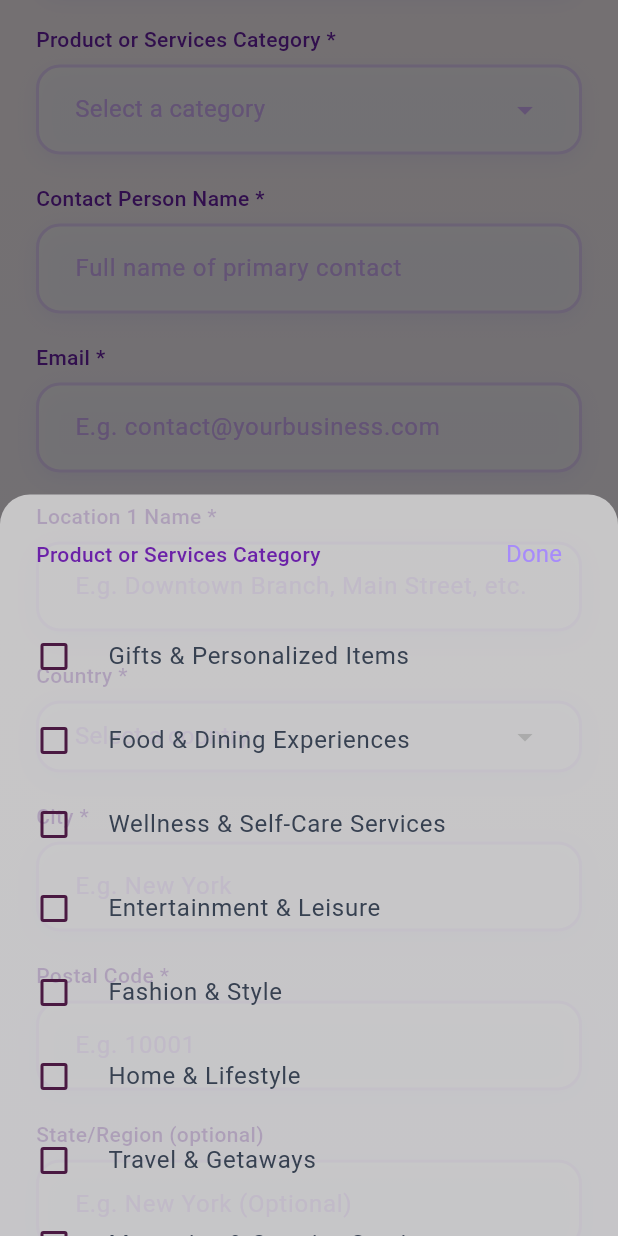
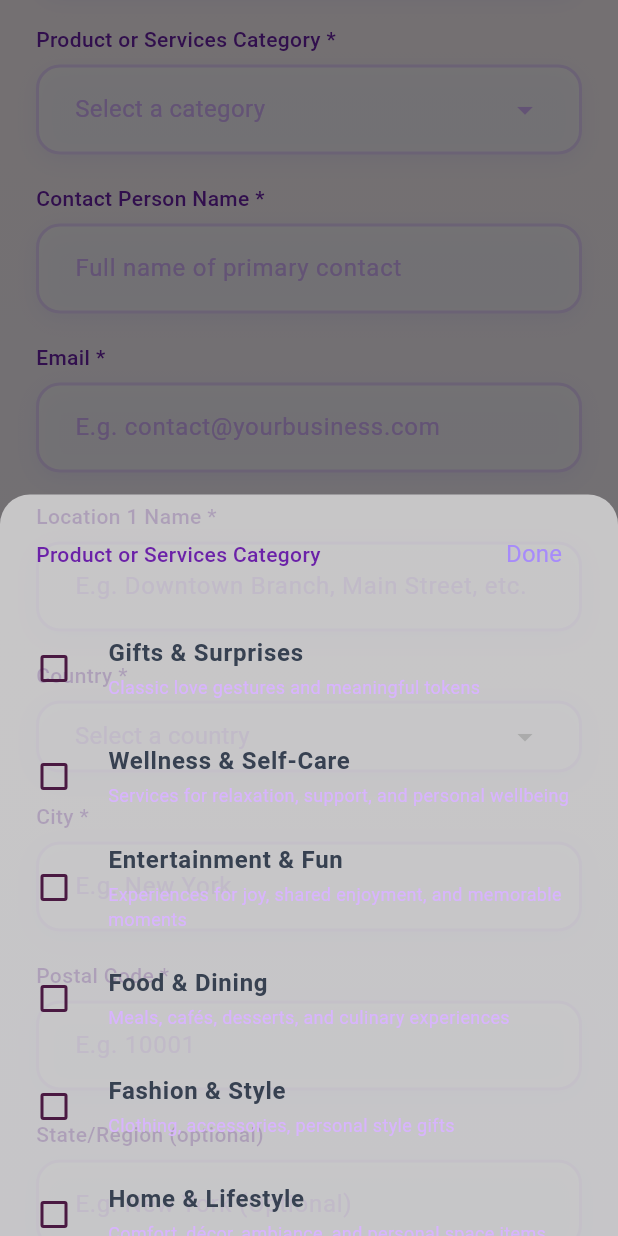
Before and after one commit to attoexasol/CherishAI, a Flutter app: the BusinessInformationScreen screen opened by its route, scrolled down 576 dp, after a tap on "Select a category", on a phone screen of 412 x 824 dp. Run offline on Flutter 3.47's test engine with Material 3 defaults, Android fonts, the phone set to English and light mode, and no system bars; our stand-ins replace flutter_svg, get, image_picker, share_plus; network calls fail; Roboto replaces fonts that are missing (system-ui).

Commit message:
Business UI Fixed

```diff
--- /dev/null
+++ b/lib/core/constants/business_service_categories.dart
@@ -0,0 +1,29 @@
+// lib/core/constants/business_service_categories.dart
+// Single source of truth for Product or Services Category options.
+// Used by: Business Location (multi-select), Business Information (multi-select), Add Product/Service (single-select).
+
+/// Master category list (16 categories) in exact client order. Use for both
+/// business location multi-select and product single-select dropdown.
+/// Each map: value (id for storage), label (display), description.
+const List<Map<String, String>> kBusinessServiceCategories = [
+  {'value': 'gifts_surprises', 'label': 'Gifts & Surprises', 'description': 'Classic love gestures and meaningful tokens'},
+  {'value': 'wellness_self_care', 'label': 'Wellness & Self-Care', 'description': 'Services for relaxation, support, and personal wellbeing'},
+  {'value': 'entertainment_fun', 'label': 'Entertainment & Fun', 'description': 'Experiences for joy, shared enjoyment, and memorable moments'},
+  {'value': 'food_dining', 'label': 'Food & Dining', 'description': 'Meals, cafés, desserts, and culinary experiences'},
+  {'value': 'fashion_style', 'label': 'Fashion & Style', 'description': 'Clothing, accessories, personal style gifts'},
+  {'value': 'home_lifestyle', 'label': 'Home & Lifestyle', 'description': 'Comfort, décor, ambiance, and personal space items'},
+  {'value': 'travel_experiences', 'label': 'Travel & Experiences', 'description': 'Getaways, experiences, and shared adventures'},
+  {'value': 'memories_keepsakes', 'label': 'Memories & Keepsakes', 'description': 'Photography, printing, memory preservation, keepsakes'},
+  {'value': 'creativity_personal_expression', 'label': 'Creativity & Personal Expression', 'description': 'Art, craft, writing, music, personal expression tools'},
+  {'value': 'growth_learning', 'label': 'Growth & Learning', 'description': 'Courses, workshops, skill development, self-growth'},
+  {'value': 'family_kids', 'label': 'Family & Kids', 'description': 'Toys, family experiences, parenting support, child-focused gifts'},
+  {'value': 'health_fitness', 'label': 'Health & Fitness', 'description': 'Fitness classes, personal training, active wellness services'},
+  {'value': 'beauty_grooming', 'label': 'Beauty & Grooming', 'description': 'Salons, spas, skincare, hair services'},
+  {'value': 'events_celebrations', 'label': 'Events & Celebrations', 'description': 'Party planning, special event services, decorations'},
+  {'value': 'professional_services', 'label': 'Professional Services', 'description': 'Consultation, coaching (non-clinical), personal guidance'},
+  {'value': 'digital_experiences', 'label': 'Digital Experiences', 'description': 'Virtual experiences, subscriptions, digital gifts'},
+];
+
+/// Labels only (for simple dropdown display). Same order as [kBusinessServiceCategories].
+List<String> get kBusinessServiceCategoryTitles =>
+    kBusinessServiceCategories.map((e) => e['label']!).toList();
--- a/lib/presentation/business_onboarding/controllers/business_information_controller.dart
+++ b/lib/presentation/business_onboarding/controllers/business_information_controller.dart
@@ -4,6 +4,7 @@ import 'package:flutter/material.dart';
 import 'package:get/get.dart';
 import 'package:image_picker/image_picker.dart';
 import '../../../app/routes/app_routes.dart';
+import '../../../core/constants/business_service_categories.dart';
 
 class BusinessInformationController extends GetxController {
   final RxBool isSubmitting = false.obs;
@@ -39,19 +40,8 @@ class BusinessInformationController extends GetxController {
   final snapchatController = TextEditingController();
   final tiktokController = TextEditingController();
 
-  /// CATEGORY LIST – single source for Product or Services Category (business registration & location).
-  static const List<Map<String, String>> categories = [
-    {'value': 'gifts', 'label': 'Gifts & Personalized Items'},
-    {'value': 'food', 'label': 'Food & Dining Experiences'},
-    {'value': 'wellness', 'label': 'Wellness & Self-Care Services'},
-    {'value': 'entertainment', 'label': 'Entertainment & Leisure'},
-    {'value': 'fashion', 'label': 'Fashion & Style'},
-    {'value': 'home', 'label': 'Home & Lifestyle'},
-    {'value': 'travel', 'label': 'Travel & Getaways'},
-    {'value': 'memories', 'label': 'Memories & Creative Services'},
-    {'value': 'family', 'label': 'Family & Children Services'},
-    {'value': 'learning', 'label': 'Learning & Personal Growth'},
-  ];
+  /// Category list from shared master (multi-select for business registration).
+  static List<Map<String, String>> get categories => List<Map<String, String>>.from(kBusinessServiceCategories);
 
   static final List<String> countries = [
     'United States', 'Canada', 'United Kingdom', 'Australia', 'Germany',
--- a/lib/presentation/business_onboarding/products_services/constants/business_category_options.dart
+++ b/lib/presentation/business_onboarding/products_services/constants/business_category_options.dart
@@ -1,18 +1,25 @@
 // lib/presentation/business_onboarding/products_services/constants/business_category_options.dart
-// Single source of truth for Product or Services Category options.
-// Used by: Add Business Location (multi-select) and Add Product/Service (single-select).
+// Re-exports shared master list and adds backward-compat mapping for product category.
 
-/// Category list for both business location (multi-select) and product registration (single-select).
-/// Labels match client table; last entry: Learning & Personal Growth.
-const List<Map<String, String>> businessLocationCategoryOptions = [
-  {'value': 'gifts', 'label': '🎁 Gifts & Personalized Items'},
-  {'value': 'food', 'label': '🍽️ Food & Dining Experiences'},
-  {'value': 'wellness', 'label': '🧘 Wellness & Self-Care Services'},
-  {'value': 'entertainment', 'label': '🎭 Entertainment & Leisure'},
-  {'value': 'fashion', 'label': '👗 Fashion & Style'},
-  {'value': 'home', 'label': '🏠 Home & Lifestyle'},
-  {'value': 'travel', 'label': '✈️ Travel & Getaways'},
-  {'value': 'memories', 'label': '📸 Memories & Creative Services'},
-  {'value': 'family', 'label': '👨‍👩‍👧‍👦 Family & Children Services'},
-  {'value': 'learning', 'label': '📚 Learning & Personal Growth'},
-];
+import '../../../../core/constants/business_service_categories.dart';
+
+/// Same as [kBusinessServiceCategories]. Use for Business Location (multi-select) and Product (single-select).
+const List<Map<String, String>> businessLocationCategoryOptions = kBusinessServiceCategories;
+
+/// Maps legacy product category values to new master list value. Non-destructive: if no mapping, returns [oldValue].
+String mapLegacyProductCategoryToNew(String? oldValue) {
+  if (oldValue == null || oldValue.isEmpty) return oldValue ?? '';
+  switch (oldValue) {
+    case 'gifts': return 'gifts_surprises';
+    case 'food': return 'food_dining';
+    case 'wellness': return 'wellness_self_care';
+    case 'entertainment': return 'entertainment_fun';
+    case 'fashion': return 'fashion_style';
+    case 'home': return 'home_lifestyle';
+    case 'travel': return 'travel_experiences';
+    case 'memories': return 'memories_keepsakes';
+    case 'family': return 'family_kids';
+    case 'learning': return 'growth_learning';
+    default: return oldValue;
+  }
+}
--- a/lib/presentation/business_onboarding/views/business_information_screen.dart
+++ b/lib/presentation/business_onboarding/views/business_information_screen.dart
@@ -359,12 +359,24 @@ class BusinessInformationScreen extends StatelessWidget {
                     final e = categories[i];
                     final value = e['value']!;
                     final label = e['label']!;
+                    final description = e['description'] ?? '';
                     return Obx(() {
                       final selected = c.selectedCategories.contains(value);
                       return CheckboxListTile(
                         value: selected,
                         onChanged: (_) => c.onToggleCategory(value),
-                        title: Text(label, style: AppTextStyles.businessInfoInput, maxLines: 1, overflow: TextOverflow.ellipsis),
+                        title: Text(label, style: AppTextStyles.businessInfoInput.copyWith(fontWeight: FontWeight.w600), maxLines: 1, overflow: TextOverflow.ellipsis),
+                        subtitle: description.isNotEmpty
+                            ? Padding(
+                                padding: const EdgeInsets.only(top: 2),
+                                child: Text(
+                                  description,
+                                  style: AppTextStyles.businessInfoHelper.copyWith(fontSize: 12, color: AppColors.businessInfoPlaceholder),
+                                  maxLines: 2,
+                                  overflow: TextOverflow.ellipsis,
+                                ),
+                              )
+                            : null,
                         controlAffinity: ListTileControlAffinity.leading,
                         activeColor: AppColors.businessInfoBadgeStart,
                       );
```
Also changed, not shown: lib/presentation/business_dashboard/controllers/business_dashboard_controller.dart (+14 -1 lines), lib/presentation/business_dashboard/views/business_dashboard_screen.dart (+37 -0 lines), lib/presentation/business_onboarding/products_services/controllers/products_services_controller.dart (+16 -6 lines), lib/presentation/business_onboarding/products_services/views/add_product_service_dialog.dart (+70 -74 lines), lib/presentation/business_onboarding/products_services/views/products_services_screen.dart (+21 -0 lines), lib/presentation/business_onboarding/products_services/widgets/add_business_location_dialog.dart (+22 -5 lines).
